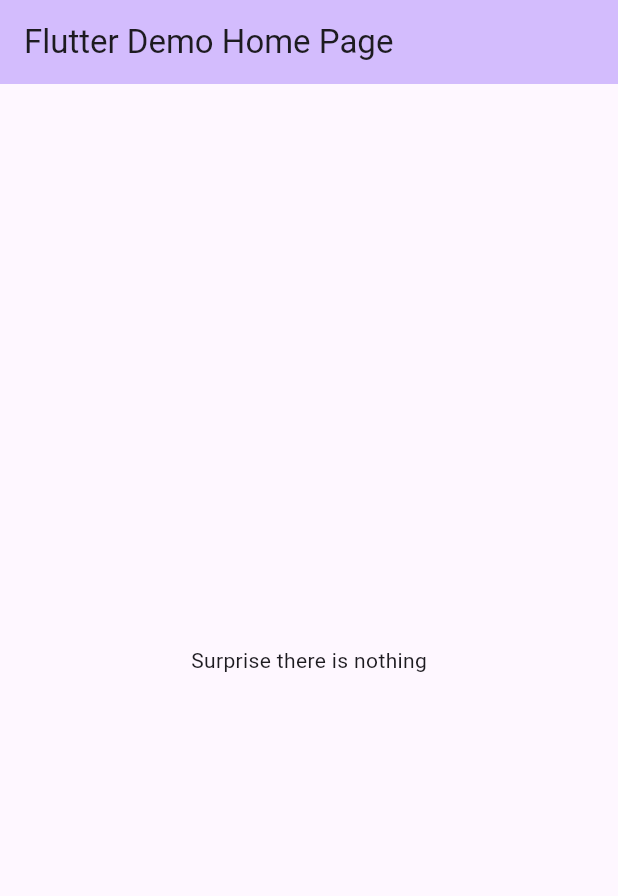
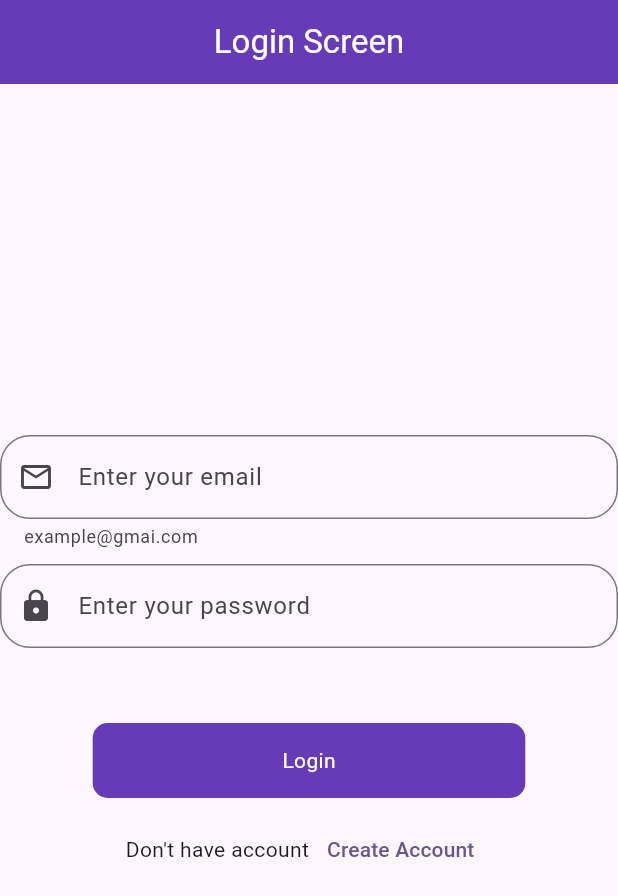
Before and after one commit to Tanmaykushwaha01/learning-firebase, a Flutter app: the screen it shows after launch, on a phone screen of 412 x 824 dp. Shown: the top 896 px of the screen. Run offline on Flutter 3.47's test engine with Material 3 defaults, Android fonts, the phone set to English and light mode, and no system bars; our stand-ins replace firebase_auth, firebase_core, fluttertoast; accounts and stored records are empty.

Commit message:
Created Login and SignUp Page and Also added Signup feature with email

```diff
--- /dev/null
+++ b/lib/LoginScreen.dart
@@ -0,0 +1,105 @@
+import 'package:firebase/Round-Button.dart';
+import 'package:firebase/Signup-Button.dart';
+import 'package:flutter/material.dart';
+
+class LoginScreen extends StatefulWidget {
+  const LoginScreen({super.key});
+
+  @override
+  State<LoginScreen> createState() => _LoginScreenState();
+}
+
+class _LoginScreenState extends State<LoginScreen> {
+  final _formKey = GlobalKey<FormState>();
+  final email = TextEditingController();
+  final password = TextEditingController();
+  @override
+  void dispose() {
+    super.dispose();
+    email.dispose();
+    password.dispose();
+  }
+
+  @override
+  Widget build(BuildContext context) {
+    return Scaffold(
+      appBar: AppBar(
+
+        centerTitle: true,
+        automaticallyImplyLeading: false,
+        title: const Text(
+          'Login Screen',
+          style: TextStyle(color: Colors.white),
+        ),
+        backgroundColor: Colors.deepPurple,
+      ),
+      body: Column(
+        mainAxisAlignment: MainAxisAlignment.center,
+        crossAxisAlignment: CrossAxisAlignment.center,
+        children: [
+          Form(
+            key: _formKey,
+            child: Column(children: [
+              TextFormField(
+                keyboardType: TextInputType.emailAddress,
+                controller: email,
+                decoration: InputDecoration(
+                    hintText: 'Enter your email',
+                    helperText: 'example@gmai.com',
+                    prefixIcon: const Icon(Icons.email_outlined),
+                    border: OutlineInputBorder(
+                        borderRadius: BorderRadius.circular(20))),
+                validator: (value) {
+                  if (value!.isEmpty) {
+                    return 'Enter email';
+                  }
+                  return null;
+                },
+              ),
+              const SizedBox(
+                height: 10,
+              ),
+              TextFormField(
+                keyboardType: TextInputType.text,
+
+                controller: password,
+                obscureText: true,
+                decoration: InputDecoration(
+                    hintText: 'Enter your password',
+                    prefixIcon: const Icon(Icons.lock),
+                    border: OutlineInputBorder(
+                        borderRadius: BorderRadius.circular(20))),
+                validator: (value) {
+                  if (value!.isEmpty) {
+                    return 'Enter password';
+                  }
+                  return null;
+                },
+              ),
+            ]),
+          ),
+          const SizedBox(
+            height: 50,
+          ),
+          RoundButton(
+              title: 'Login',
+              onTap: () {
+                if (_formKey.currentState!.validate()) {}
+              }),
+          const SizedBox(
+            height: 10,
+          ),
+          Row(
+            mainAxisAlignment: MainAxisAlignment.center,
+            children: [
+              const Text("Don't have account"),
+              TextButton(onPressed: (){
+                Navigator.push(context, MaterialPageRoute(builder: (context)=> const SignUpScreen()));
+              }, child: const Text('Create Account')),
+            ],
+          )
+        ],
+      ),
+    );
+  }
+}
--- /dev/null
+++ b/lib/Round-Button.dart
@@ -0,0 +1,25 @@
+import 'package:flutter/material.dart';
+import 'package:flutter/painting.dart';
+
+class RoundButton extends StatelessWidget {
+  final String title;
+  final VoidCallback onTap;
+  final bool loading;
+  const RoundButton({super.key,required this.title, required this.onTap, this.loading = false,});
+
+  @override
+  Widget build(BuildContext context) {
+    return InkWell(
+        onTap: onTap,
+        child: Container(
+          height: 50,
+        width: MediaQuery.of(context).size.width * .7,
+        decoration: BoxDecoration(
+          color: Colors.deepPurple,
+          borderRadius: BorderRadius.circular(10)
+        ),
+        child: Center(child: loading ? const CircularProgressIndicator(strokeWidth: 3, color: Colors.white,) : Text(title,style: const TextStyle(color: Colors.white,),),),
+      ),
+      );
+  }
+}
--- a/lib/main.dart
+++ b/lib/main.dart
@@ -1,3 +1,4 @@
+import 'package:firebase/Splash-Screen.dart';
 import 'package:firebase/firebase_options.dart';
 import 'package:flutter/material.dart';
 import 'package:firebase_core/firebase_core.dart';
@@ -14,33 +15,13 @@ class MyApp extends StatelessWidget {
   @override
   Widget build(BuildContext context) {
     return MaterialApp(
-      title: 'firebase',
+      debugShowCheckedModeBanner: false,
+      title: 'Flutter Demo',
       theme: ThemeData(
         colorScheme: ColorScheme.fromSeed(seedColor: Colors.deepPurple),
         useMaterial3: true,
       ),
-      home: const MyHomePage(title: 'Flutter Demo Home Page'),
+      home: const SplashScreen(),
     );
   }
 }
-
-class MyHomePage extends StatefulWidget {
-  const MyHomePage({super.key, required this.title});
-
-  final String title;
-
-  @override
-  State<MyHomePage> createState() => _MyHomePageState();
-}
-
-class _MyHomePageState extends State<MyHomePage> {
-  @override
-  Widget build(BuildContext context) {
-    return Scaffold(
-        appBar: AppBar(
-          backgroundColor: Theme.of(context).colorScheme.inversePrimary,
-          title: Text(widget.title),
-        ),
-        body: const Center(child: Text('Surprise there is nothing')));
-  }
-}
--- a/pubspec.yaml
+++ b/pubspec.yaml
@@ -33,6 +33,7 @@ dependencies:
   firebase_auth: ^4.17.5
   firebase_core: ^2.25.4
   firebase_storage: ^11.6.6
+  fluttertoast: ^8.2.4
   flutter:
     sdk: flutter
 
```
Also changed, not shown: lib/Signup-Button.dart (added, +138 -0 lines), lib/Splash-Screen.dart (+30 -1 lines), lib/utils.dart (added, +16 -0 lines), pubspec.lock.
